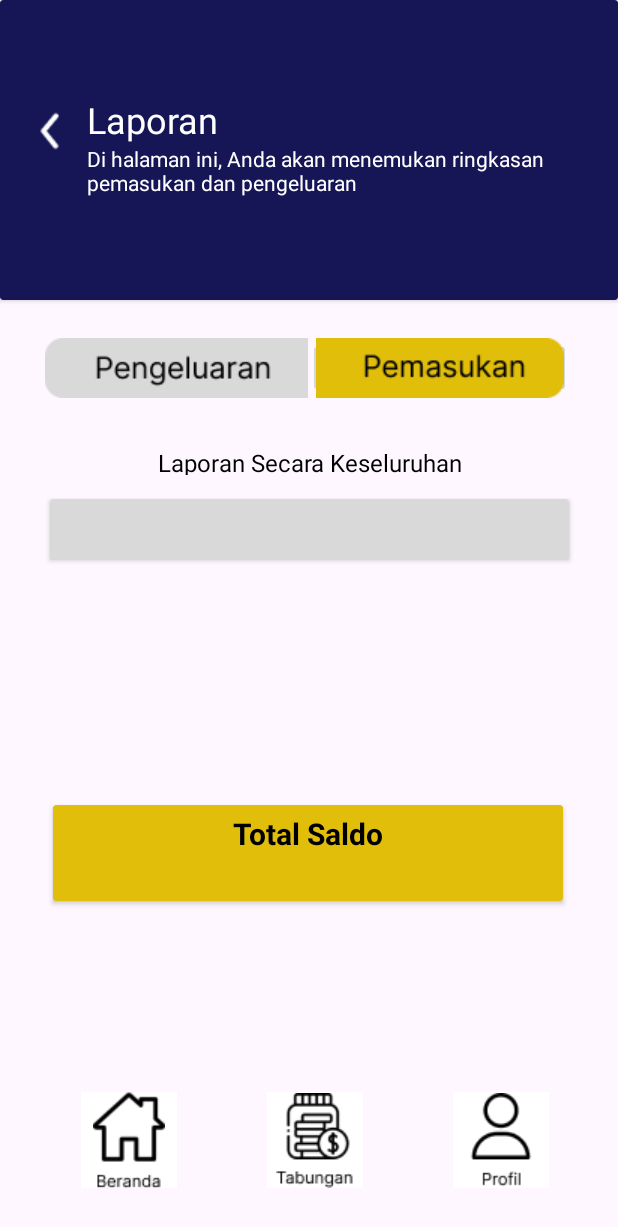
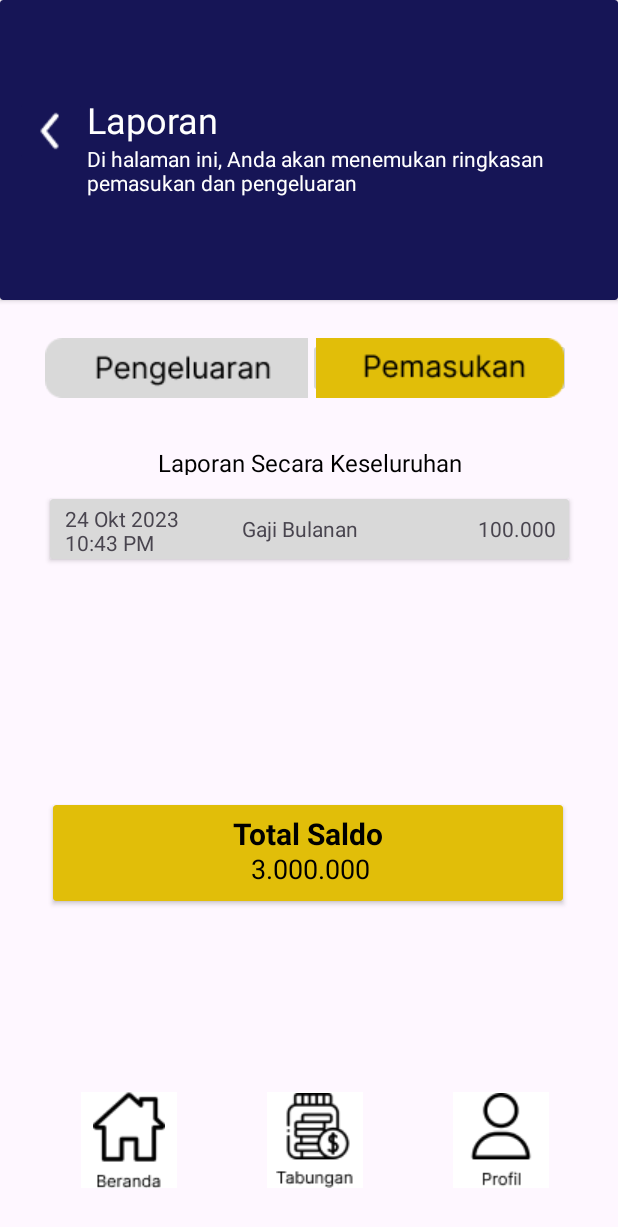
Before and after one commit to Swordigo15/aplikasiManajemenKeuanganNew, an Android app: the LaporanPemasukanActivity screen opened directly, with no data from a screen before it, on a phone screen of 412 x 824 dp. Shown: the top 1227 px of the screen. Run offline under Robolectric (Android 15) with nearby library versions, the phone set to English and light mode, and no system bars.

Commit message:
hari ini

```diff
--- a/app/src/main/java/com/example/keuangan/FormAnggaranActivity.kt
+++ b/app/src/main/java/com/example/keuangan/FormAnggaranActivity.kt
@@ -58,7 +58,7 @@ class FormAnggaranActivity : AppCompatActivity(),DatePickerDialog.OnDateSetListe
             val kategori = spinnerKategori.selectedItem.toString()
             val anggran = anggaranluar.text.toString()
             val tanggal = editTanggal.text.toString()
-            val simpan = Intent(this, LaporanPengeluaranActivity::class.java)
+            val simpan = Intent(this, AnggaranActivity::class.java)
             startActivity(simpan)
         })
         berandabtn.setOnClickListener(View.OnClickListener {
--- a/app/src/main/res/layout/activity_laporan_pemasukan.xml
+++ b/app/src/main/res/layout/activity_laporan_pemasukan.xml
@@ -114,6 +114,7 @@
                 android:id="@+id/tanggalTextView"
                 android:layout_width="78dp"
                 android:layout_height="35dp"
+                android:text="24 Okt 2023 10:43 PM"
                 android:layout_marginLeft="10dp"
                 android:layout_marginTop="3dp"
                 />
@@ -121,6 +122,7 @@
                 android:id="@+id/catatanTextView"
                 android:layout_width="wrap_content"
                 android:layout_height="20dp"
+                android:text="Gaji Bulanan"
                 android:layout_marginLeft="40dp"
                 android:layout_marginTop="10dp"
                 />
@@ -128,6 +130,7 @@
                 android:id="@+id/jumlahTextView"
                 android:layout_width="60dp"
                 android:layout_height="20dp"
+                android:text="100.000"
                 android:layout_marginLeft="80dp"
                 android:layout_marginTop="10dp"
                 />
@@ -159,6 +162,9 @@
             android:id="@+id/totalSaldo"
             android:layout_width="wrap_content"
             android:layout_height="wrap_content"
+            android:text="3.000.000"
+            android:textSize="18dp"
+            android:textColor="@color/black"
             android:layout_marginLeft="132dp"
             android:layout_marginTop="30dp"
             />
--- a/app/src/main/res/layout/activity_rincian_minggu.xml
+++ b/app/src/main/res/layout/activity_rincian_minggu.xml
@@ -134,7 +134,7 @@
                 android:layout_height="wrap_content"
                 android:layout_marginLeft="5dp"
                 android:layout_marginTop="35dp"
-                android:text="01 0kt 23"
+                android:text="Minggu 1"
                 android:textColor="@color/black"
                 android:textSize="12dp" />
 
@@ -164,7 +164,7 @@
                 android:layout_height="wrap_content"
                 android:layout_marginLeft="5dp"
                 android:layout_marginTop="35dp"
-                android:text="02 0kt 23"
+                android:text="Minggu 2"
                 android:textColor="@color/black"
                 android:textSize="12dp" />
 
```
Also changed, not shown: app/src/main/res/layout/activity_rincian_bulan.xml (+4 -4 lines).
